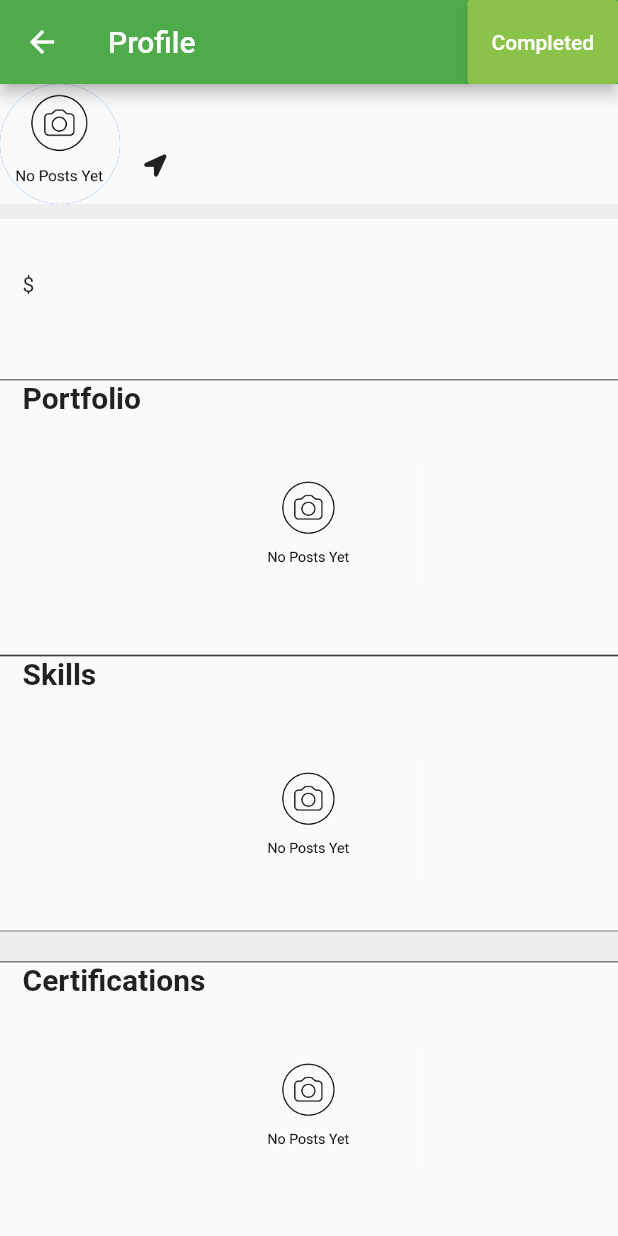
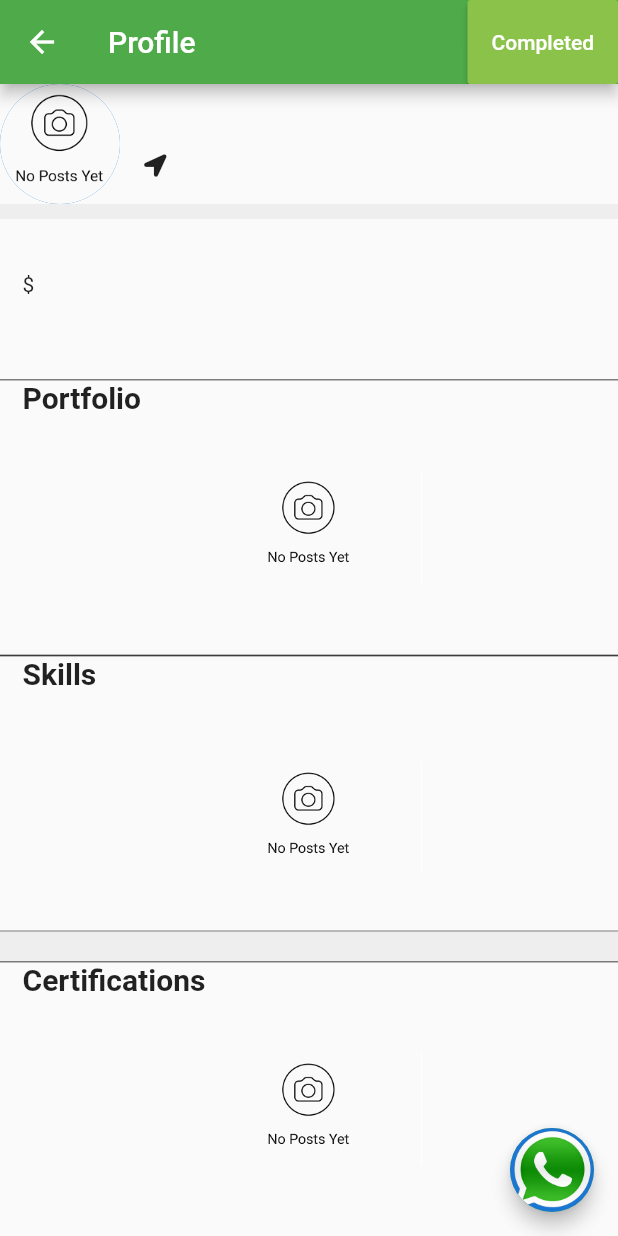
Before and after one commit to saadsardar/xLancer, a Flutter app: the ViewProfilePage screen opened directly with empty values, on a phone screen of 412 x 824 dp. Run offline on Flutter 3.47's test engine with Material 2 defaults, Android fonts, the light colour scheme and no system bars; our stand-ins replace cloud_firestore, firebase_auth, firebase_core, firebase_storage, flutter_tags, font_awesome_flutter and 2 more; missing offline and left inert: flutter_open_whatsapp; accounts and stored records are empty.

Commit message:
Final for SDA

```diff
--- a/lib/Models/freelancer.dart
+++ b/lib/Models/freelancer.dart
@@ -10,10 +10,12 @@ class Freelancer extends ChangeNotifier {
   String location;
   String title;
   String rate;
+  String phoneNumber;
   String summary;
   List<String> portfolio;
   List<String> skills;
   List<String> certifications;
+
   //List<String> comments;
   String ratings;
   Freelancer({
@@ -26,6 +28,7 @@ class Freelancer extends ChangeNotifier {
     this.summary,
     this.portfolio,
     this.skills,
+    this.phoneNumber,
     //this.comments,
     this.ratings,
     this.certifications,
@@ -36,6 +39,7 @@ class Freelancer extends ChangeNotifier {
         this.picture = json['picture'],
         this.location = json['location'],
         this.title = json['title'],
+        this.phoneNumber = json['phoneNumber'],
         this.rate = json['rate'],
         this.summary = json['summary'],
         //this.portfolio = json['portfolio'],
@@ -70,6 +74,7 @@ class Freelancer extends ChangeNotifier {
       //print(' userid of saad $user');
       picture = userInfo['picture'];
       //print(' userid of saad $user');
+      phoneNumber = userInfo['phoneNumber'];
       location = userInfo['location'];
       title = userInfo['title'];
       summary = userInfo['summary'];
--- a/lib/Models/user.dart
+++ b/lib/Models/user.dart
@@ -125,6 +125,7 @@ class User extends ChangeNotifier {
           'name': name,
           'picture': picture,
           'title': 'Add your Title',
+          'phoneNumber': userInfo['phone'],
           'location': 'Add Location',
           'rate': '0.00',
           'summary': 'Add your summary',
--- a/lib/Screens/Projects/profileItem.dart
+++ b/lib/Screens/Projects/profileItem.dart
@@ -68,6 +68,7 @@ class _ProfileItemState extends State<ProfileItem> {
                               loadedProjects[i].location,
                               loadedProjects[i].title,
                               loadedProjects[i].rate,
+                              loadedProjects[i].phoneNumber,
                               loadedProjects[i].summary,
                               loadedProjects[i].portfolio,
                               loadedProjects[i].skills,
--- a/lib/Screens/Projects/viewProfile.dart
+++ b/lib/Screens/Projects/viewProfile.dart
@@ -2,6 +2,7 @@ import 'package:flutter/material.dart';
 import 'package:provider/provider.dart';
 import 'package:xlancer/Models/freelancer.dart';
 import 'package:xlancer/Models/projectinfo.dart';
+import 'package:flutter_open_whatsapp/flutter_open_whatsapp.dart';
 import 'package:xlancer/Models/user.dart';
 import 'package:font_awesome_flutter/font_awesome_flutter.dart';
 import 'package:xlancer/ProfileScreens/certficates.dart';
@@ -18,12 +19,14 @@ class ViewProfilePage extends StatefulWidget {
   String location;
   String title;
   String rate;
+  String phoneNumber;
   String summary;
   List<String> portfolio;
   List<String> skills;
+  String ratings;
   List<String> certifications;
   //List<String> comments;
-  String ratings;
+  // String phoneNumber;
   ViewProfilePage(
     this.pid,
     this.userId,
@@ -32,10 +35,10 @@ class ViewProfilePage extends StatefulWidget {
     this.location,
     this.title,
     this.rate,
+    this.phoneNumber,
     this.summary,
     this.portfolio,
     this.skills,
-    //this.comments,
     this.ratings,
     this.certifications,
   );
@@ -200,6 +203,27 @@ class _ViewProfilePageState extends State<ViewProfilePage> {
               //   ));
               // } else {
               return Scaffold(
+                floatingActionButton: FloatingActionButton(
+                  onPressed: () {
+                    isApproved == true
+                        ? FlutterOpenWhatsapp.sendSingleMessage(
+                            widget.phoneNumber, "Hello")
+                        : null;
+                  },
+                  child: CircleAvatar(
+                    radius: 30.0,
+                    backgroundImage: AssetImage(
+                      'assets/whatsapp.png',
+                    ),
+                    //backgroundColor: Colors.transparent,
+                  ),
+                  //backgroundColor: Colors.black,
+                  tooltip: 'Chat on Whatsapp',
+                  elevation: 5,
+                  splashColor: Colors.grey,
+                ),
+                floatingActionButtonLocation:
+                    FloatingActionButtonLocation.endFloat,
                 appBar: AppBar(
                   actions: [
                     isApproved == false
--- a/pubspec.yaml
+++ b/pubspec.yaml
@@ -42,6 +42,8 @@ dependencies:
   flutter_syntax_view: ^2.1.0
   uuid: ^2.2.2
   flutter_tags: ^0.4.9
+  usage: ^3.4.2
+  flutter_open_whatsapp: ^0.1.2
 
   # The following adds the Cupertino Icons font to your application.
   # Use with the CupertinoIcons class for iOS style icons.
@@ -69,6 +71,7 @@ flutter:
     - assets/googlelogo.png
     - assets/portfolio.jpeg
     - assets/nopost.png
+    - assets/whatsapp.png
 
   # An image asset can refer to one or more resolution-specific "variants", see
   # https://flutter.dev/assets-and-images/#resolution-aware.
```
Also changed, not shown: assets/whatsapp.png (added), pubspec.lock.
